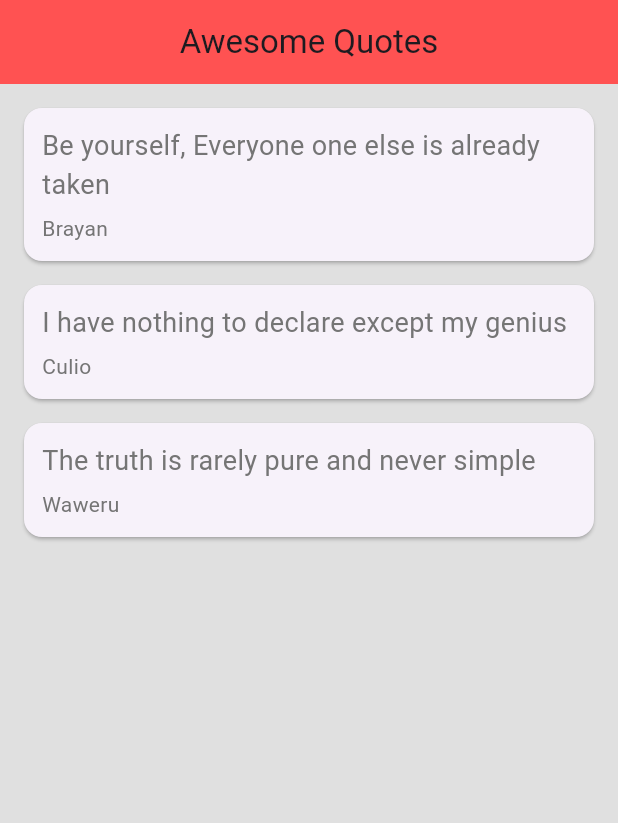
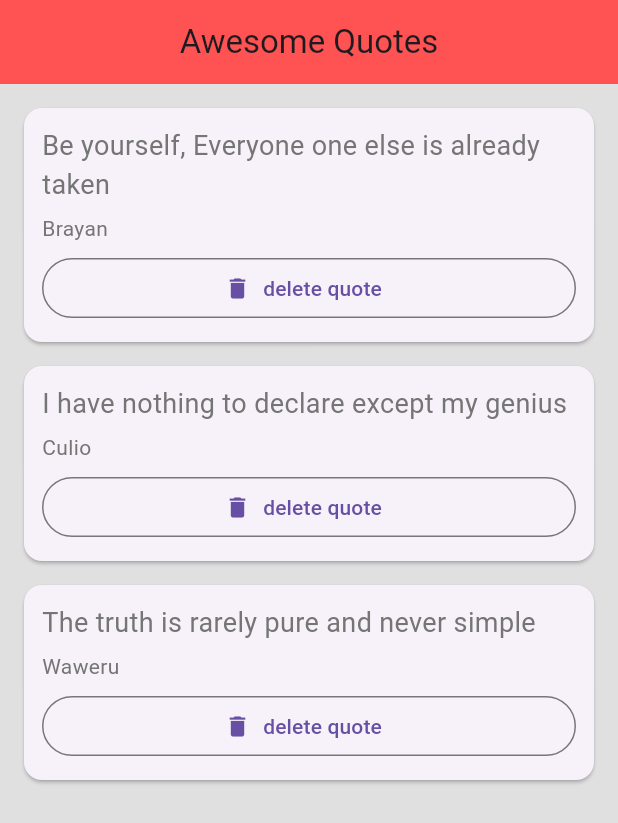
Before and after one commit to Its-Brayan/FLutter-List, a Flutter app: the screen it shows after launch, on a phone screen of 412 x 824 dp. Shown: the top 823 px of the screen. Run offline on Flutter 3.47's test engine with Material 3 defaults, Android fonts, the phone set to English and light mode, and no system bars.

Commit message:
added a delete function

```diff
--- a/lib/main.dart
+++ b/lib/main.dart
@@ -31,9 +31,15 @@ class _QuoteListState extends State<QuoteList> {
         centerTitle: true,
         backgroundColor: Colors.redAccent,
       ),
-      body:Column(
+      body:ListView(
         children:quotes.map((quote){
-         return QuoteCard(quote:quote);
+         return QuoteCard(
+             quote:quote,
+         delete:(){
+               setState(() {
+                 quotes.remove(quote);
+               });
+         });
         }
 
         ).toList(),
--- a/lib/quote_card.dart
+++ b/lib/quote_card.dart
@@ -2,7 +2,8 @@ import 'package:flutter/material.dart';
 import 'Quote.dart';
 class QuoteCard extends StatelessWidget{
   final Quote quote;
-  const QuoteCard({required this.quote});
+  final void Function()  delete;
+  const QuoteCard({required this.quote,required this.delete});
 @override
   Widget build(BuildContext context) {
    return Card(
@@ -27,6 +28,12 @@ class QuoteCard extends StatelessWidget{
              color: Colors.grey.shade600,
            ),
          ),
+         SizedBox(height: 6.0),
+         OutlinedButton.icon(onPressed:delete,
+
+             label: Text('delete quote'),
+              icon: Icon(Icons.delete),
+         ),
        ],
      )
      )
```
